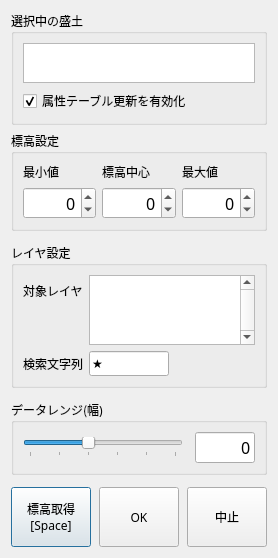
Old version of the form demstyle_all_dialog_base.ui in the repository tamaohome/qgis-demstyle-all.
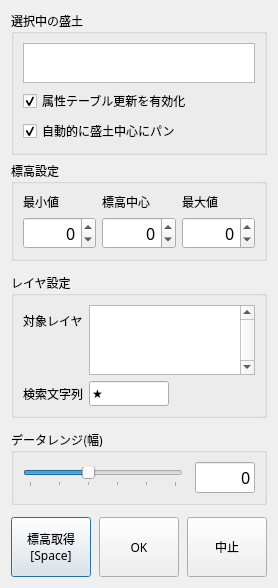
New version of the form.

Commit message: ✨ feat: 選択中の盛土中心にパン、ハイライト機能を追加

What changed in the file:
```diff
--- a/demstyle_all_dialog_base.ui
+++ b/demstyle_all_dialog_base.ui
@@ -73,6 +73,16 @@
         </property>
        </widget>
       </item>
+      <item>
+       <widget class="QCheckBox" name="enableAutoPanCheckBox">
+        <property name="text">
+         <string>自動的に盛土中心にパン</string>
+        </property>
+        <property name="checked">
+         <bool>true</bool>
+        </property>
+       </widget>
+      </item>
      </layout>
     </widget>
    </item>
```
The commit also changes 1 other file.
